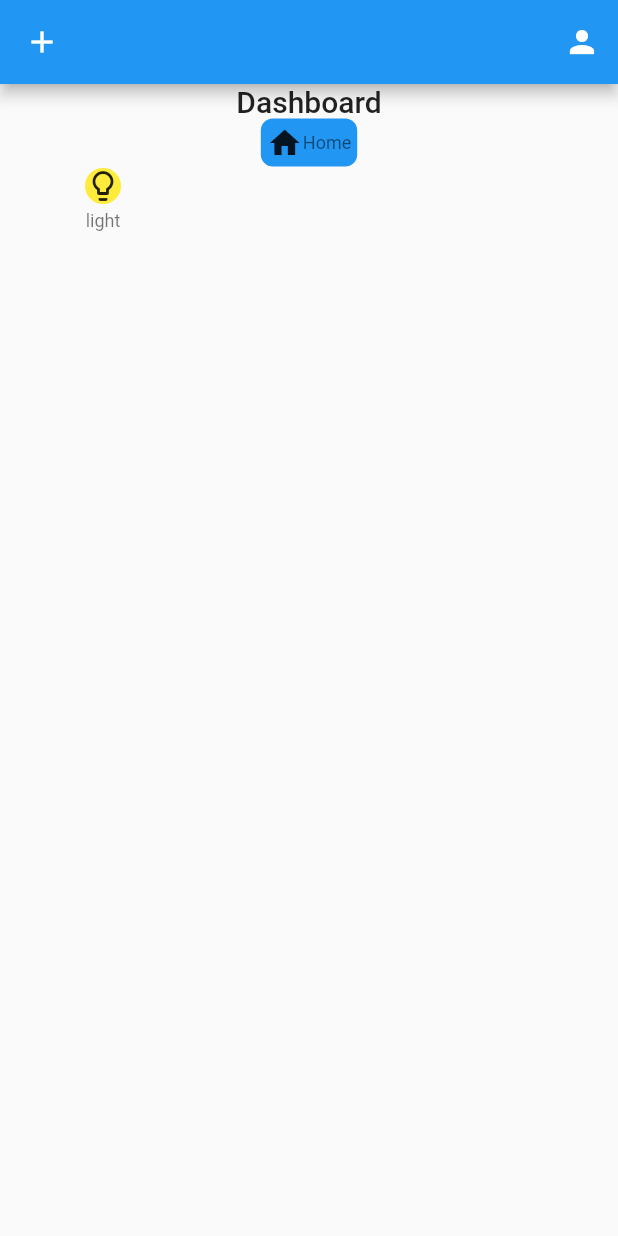
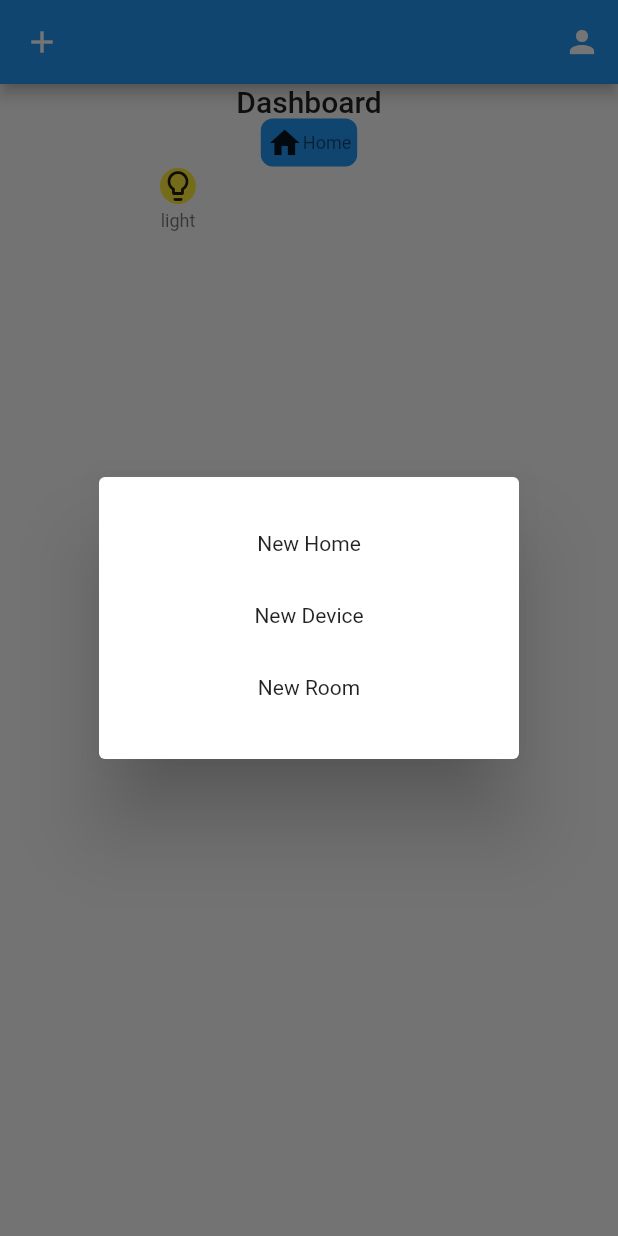
Before and after one commit to IDIRYACINE/SmartHome, a Flutter app: the screen it shows after launch, after a tap on the "add" icon, on a phone screen of 412 x 824 dp. Run offline on Flutter 3.47's test engine with Material 2 defaults, Android fonts, the light colour scheme and no system bars; generated files the repository leaves out were written again.

Commit message:
working on the device editor view

```diff
--- a/lib/src/app.dart
+++ b/lib/src/app.dart
@@ -29,6 +29,7 @@ class MyApp extends StatelessWidget {
           supportedLocales: const [
             Locale('en', ''),
           ],
+          navigatorKey: AppNavigator.key,
           onGenerateTitle: (BuildContext context) =>
               AppLocalizations.of(context)!.appTitle,
           theme: ThemeData(),
--- a/lib/src/core/navigation/navigator.dart
+++ b/lib/src/core/navigation/navigator.dart
@@ -15,6 +15,13 @@ abstract class AppNavigator {
   static void popUntilIsFirst() {
     return key.currentState!.popUntil(
       (route) => route.isFirst,
+    );
+  }
+
+  static Future displayDialog(Widget dialog) {
+    return showDialog(
+      context: currentContext,
+      builder: (context) =>   dialog
     );
   }
 
--- a/lib/src/core/navigation/router.dart
+++ b/lib/src/core/navigation/router.dart
@@ -3,6 +3,7 @@ import 'dart:io';
 
 import 'package:flutter/cupertino.dart';
 import 'package:flutter/material.dart';
+import 'package:smarthome_algeria/src/features/devices/presentation/edit_device_view.dart';
 import 'package:smarthome_algeria/src/features/home/presentation/dashboard_view.dart';
 
 import 'routes.dart';
@@ -15,36 +16,11 @@ abstract class AppRouter {
           settings: settings,
           view: const DashboardView(),
         );
-      // case Routes.login.routeName:
-      //   return getPageRoute(
-      //     settings: settings,
-      //     view: LoginView(),
-      //   );
-      // case Routes.profile.routeName:
-      //   return getPageRoute(
-      //     settings: settings,
-      //     view: ProfileView(),
-      //   );
-      // case Routes.settings.routeName:
-      //   return getPageRoute(
-      //     settings: settings,
-      //     view: SettingsView(),
-      //   );
-      // case Routes.room.routeName:
-      //   return getPageRoute(
-      //     settings: settings,
-      //     view: RoomView(),
-      //   );
-      // case Routes.stats.routeName:
-      //   return getPageRoute(
-      //     settings: settings,
-      //     view: StatsView(),
-      //   );
-      // case Routes.device.routeName:
-      //   return getPageRoute(
-      //     settings: settings,
-      //     view: DeviceView(),
-      //   );
+      case deviceEditorRoute:
+        return getPageRoute(
+          settings: settings,
+          view: const DeviceEditorView(),
+        );
       default:
         return getPageRoute(
           settings: settings,
--- a/lib/src/core/navigation/routes.dart
+++ b/lib/src/core/navigation/routes.dart
@@ -9,3 +9,4 @@ const settingsRoute = '/settings';
 const roomRoute = '/room';
 const statsRoute = '/stats';
 const deviceRoute = '/device';
+const deviceEditorRoute = '/deviceEditor';
--- a/lib/src/features/devices/presentation/device_panel_view.dart
+++ b/lib/src/features/devices/presentation/device_panel_view.dart
@@ -14,13 +14,17 @@ class DeviceControlPanelView extends StatelessWidget {
 
   @override
   Widget build(BuildContext context) {
-    return GridView.count(crossAxisCount: crossAxisCount, children: [
+    return GridView.count(
+      scrollDirection: Axis.horizontal,
+        shrinkWrap: true,
+        crossAxisCount: crossAxisCount,
+        children: [
           DeviceButton(
               onPressed: (device) {
                 onPressed?.call(device);
               },
               device: Light(
                   powerConsumption: LightPowerConsumption.low.powerConsumption))
-    ]);
+        ],);
   }
 }
--- /dev/null
+++ b/lib/src/features/home/presentation/create_action_popup.dart
@@ -0,0 +1,67 @@
+import 'package:flutter/material.dart';
+import 'package:flutter_gen/gen_l10n/app_localizations.dart';
+import 'package:smarthome_algeria/src/core/navigation/navigator.dart';
+
+class CreateActionPopup extends StatelessWidget {
+  const CreateActionPopup({Key? key}) : super(key: key);
+
+  void onNewHomePressed() {
+  }
+  void onNewDevicePressed() {
+    AppNavigator.pop();
+    AppNavigator.pushNamed(deviceEditorRoute);
+  }
+  void onNewRoomPressed() {
+  }
+
+  @override
+  Widget build(BuildContext context) {
+    final textStyle = Theme.of(context).textTheme.bodyMedium;
+
+    return AlertDialog(
+        content: Column(
+      mainAxisSize: MainAxisSize.min,
+      children: [
+        MaterialButton(
+          minWidth: double.infinity,
+          onPressed: onNewHomePressed,
+          child: Text(
+            _PopupMenuItem.newHome.label(context),
+            style: textStyle,
+          ),
+        ),
+        MaterialButton(
+          minWidth: double.infinity,
+          onPressed: onNewDevicePressed,
+          child: Text(
+            _PopupMenuItem.newDevice.label(context),
+            style: textStyle,
+          ),
+        ),
+        MaterialButton(
+          minWidth: double.infinity,
+          onPressed: onNewRoomPressed,
+          child: Text(
+            _PopupMenuItem.newRoom.label(context),
+            style: textStyle,
+          ),
+        ),
+      ],
+    ));
+  }
+}
+
+enum _PopupMenuItem { newHome, newDevice, newRoom }
+
+extension _PopupMenuItemExtension on _PopupMenuItem {
+  String label(BuildContext context) {
+    switch (this) {
+      case _PopupMenuItem.newHome:
+        return AppLocalizations.of(context)!.newHome;
+      case _PopupMenuItem.newDevice:
+        return AppLocalizations.of(context)!.newDevice;
+      case _PopupMenuItem.newRoom:
+        return AppLocalizations.of(context)!.newRoom;
+    }
+  }
+}
--- a/lib/src/features/home/presentation/widgets.dart
+++ b/lib/src/features/home/presentation/widgets.dart
@@ -1,4 +1,6 @@
 import 'package:flutter/material.dart';
+import 'package:smarthome_algeria/src/core/navigation/navigator.dart';
+import 'package:smarthome_algeria/src/features/home/presentation/create_action_popup.dart';
 
 class DashboardAppBar extends StatelessWidget implements PreferredSizeWidget {
   const DashboardAppBar({super.key});
@@ -10,7 +12,9 @@ class DashboardAppBar extends StatelessWidget implements PreferredSizeWidget {
         AppBar(
           leading: IconButton(
             icon: const Icon(Icons.add),
-            onPressed: () {},
+            onPressed: () {
+              AppNavigator.displayDialog(const CreateActionPopup());
+            },
           ),
           actions: const [
             ProfileButton(),
```
Also changed, not shown: lib/src/features/devices/domain/device.dart (+47 -1 lines), lib/src/features/devices/presentation/edit_device_view.dart (+110 -25 lines), lib/src/globals/localisation_widget.dart (added). Lines whose indentation alone changed are shown as unchanged.
